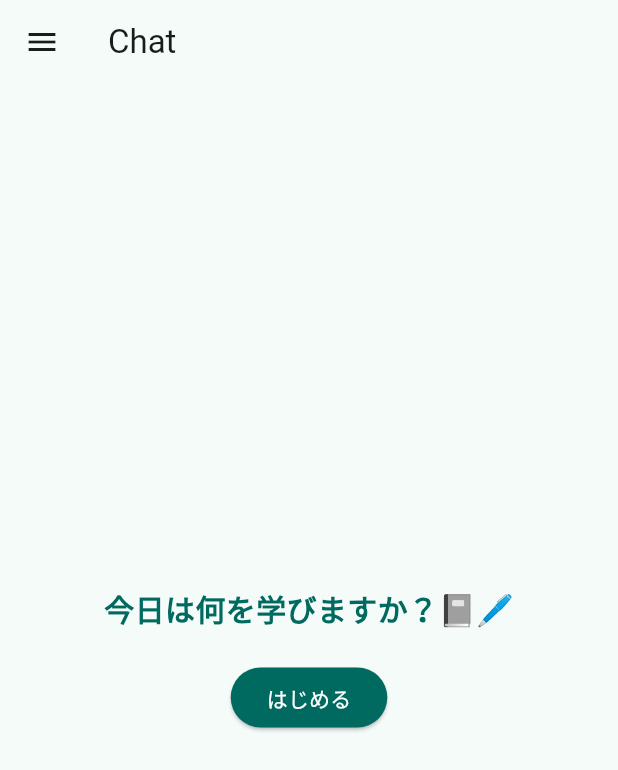
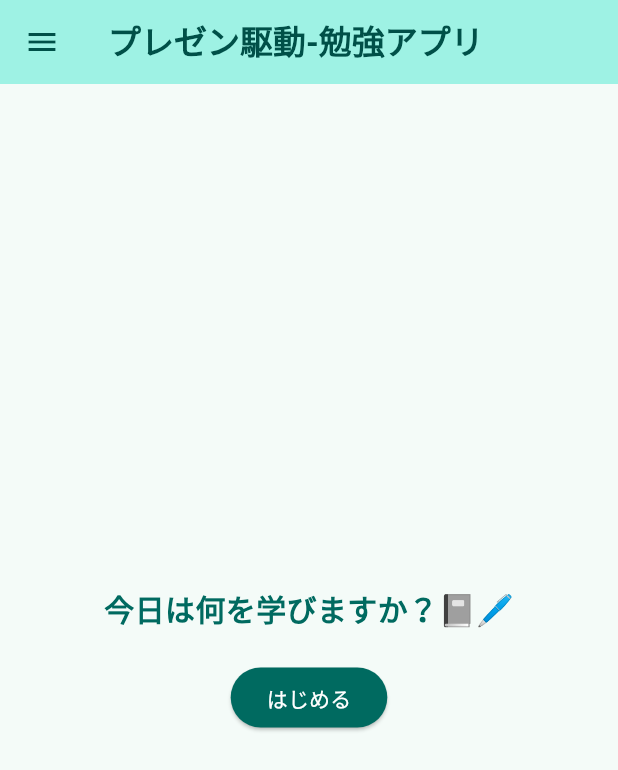
Before and after one commit to dikky1218/ai-agent-hackathon-2025, a Flutter app: the screen it shows after launch, on a phone screen of 412 x 824 dp. Shown: the top 770 px of the screen. Run offline on Flutter 3.47's test engine with Material 3 defaults, Android fonts, the light colour scheme and no system bars; our stand-ins replace flutter_markdown, image_picker, shared_preferences, speech_to_text; missing offline and left inert: flutter_ai_toolkit.

Commit message:
スプリットページのAppBarのタイトルを「プレゼン駆動-勉強アプリ」に変更し、テーマに基づいた色設定を適用しました。また、Drawerのヘッダーの背景色とテキスト色をテーマに合わせて更新しました。これにより、UIの一貫性と可読性が向上しました。

```diff
--- a/front/lib/split_page.dart
+++ b/front/lib/split_page.dart
@@ -84,7 +84,14 @@ class _SplitPageState extends State<SplitPage> {
       } else {
         return Scaffold(
           appBar: AppBar(
-            title: const Text('Chat'),
+            backgroundColor: Theme.of(context).colorScheme.primaryContainer,
+            foregroundColor: Theme.of(context).colorScheme.onPrimaryContainer,
+            title: const Text(
+              'プレゼン駆動-勉強アプリ',
+              style: TextStyle(
+                fontWeight: FontWeight.bold,
+              ),
+            ),
           ),
           drawer: Drawer(
             child: Column(
@@ -93,14 +100,14 @@ class _SplitPageState extends State<SplitPage> {
                   height: 80,
                   padding: const EdgeInsets.all(16),
                   decoration: BoxDecoration(
-                    color: Theme.of(context).colorScheme.primary,
+                    color: Theme.of(context).colorScheme.primaryContainer,
                   ),
                   child: Align(
                     alignment: Alignment.centerLeft,
                     child: Text(
                       '今までの学び',
                       style: TextStyle(
-                        color: Theme.of(context).colorScheme.onPrimary,
+                        color: Theme.of(context).colorScheme.onPrimaryContainer,
                         fontSize: 16,
                         fontWeight: FontWeight.bold,
                       ),
```
